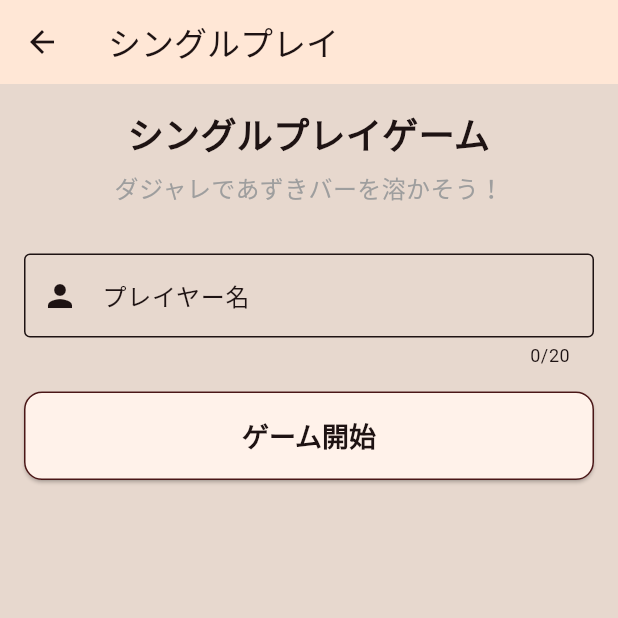
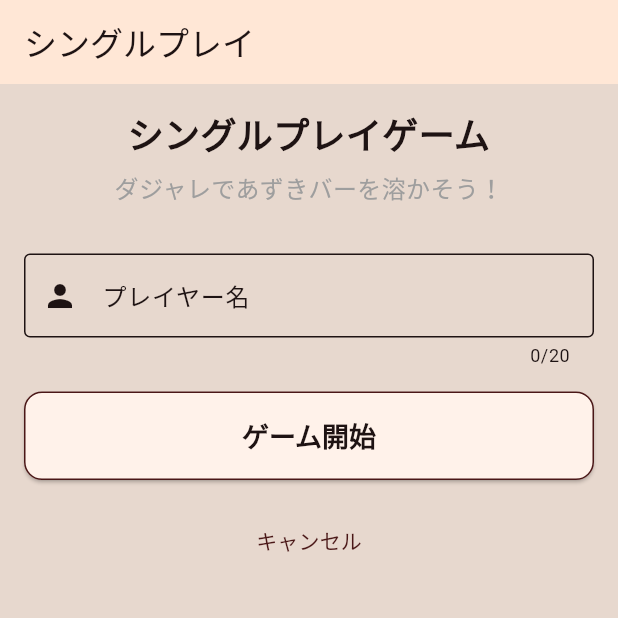
Before and after one commit to fukai0116/spajam-2025, a Flutter app: the ModeSelectionScreen screen opened by its route, after a tap on "あずきバー溶かしチャレンジ", on a phone screen of 412 x 824 dp, the top half of it. Run offline on Flutter 3.47's test engine with Material 3 defaults, Android fonts, the light colour scheme and no system bars; our stand-ins replace go_router, socket_io_client; Roboto replaces fonts that are missing (ui-sans-serif).

Commit message:
戻るボタンが機能するように修正

```diff
--- a/lib/app_router.dart
+++ b/lib/app_router.dart
@@ -5,6 +5,7 @@ import 'package:spajam2025/screens/mode_selection_screen.dart';
 import 'package:spajam2025/screens/matching_screen.dart';
 import 'package:spajam2025/screens/game_screen.dart';
 import 'package:spajam2025/screens/result_screen.dart';
+import 'package:spajam2025/screens/single_play_screen.dart';
 import 'package:spajam2025/pages/websocket_test_page.dart';
 
 final router = GoRouter(
@@ -13,14 +14,26 @@ final router = GoRouter(
     GoRoute(
       path: '/',
       builder: (context, state) => const StartScreen(),
-    ),
-    GoRoute(
-      path: '/mode',
-      builder: (context, state) => const ModeSelectionScreen(),
-    ),
-    GoRoute(
-      path: '/matching',
-      builder: (context, state) => const MatchingScreen(),
+      routes: [
+        GoRoute(
+          path: 'mode',
+          builder: (context, state) => const ModeSelectionScreen(),
+          routes: [
+            GoRoute(
+              path: 'single_play',
+              builder: (context, state) => const SinglePlayScreen(),
+            ),
+          ],
+        ),
+        GoRoute(
+          path: 'matching',
+          builder: (context, state) => const MatchingScreen(),
+        ),
+        GoRoute(
+          path: 'test',
+          builder: (context, state) => const WebSocketTestPage(),
+        ),
+      ],
     ),
     GoRoute(
       path: '/game',
@@ -30,9 +43,5 @@ final router = GoRouter(
       path: '/result',
       builder: (context, state) => const ResultScreen(),
     ),
-    GoRoute(
-      path: '/test',
-      builder: (context, state) => const WebSocketTestPage(),
-    ),
   ],
 );
--- a/lib/screens/mode_selection_screen.dart
+++ b/lib/screens/mode_selection_screen.dart
@@ -1,6 +1,5 @@
 import 'package:flutter/material.dart';
 import 'package:go_router/go_router.dart';
-import 'single_play_screen.dart';
 
 class ModeSelectionScreen extends StatelessWidget {
   const ModeSelectionScreen({super.key});
@@ -84,11 +83,7 @@ class ModeSelectionScreen extends StatelessWidget {
         padding: EdgeInsets.fromLTRB(16, 8, 16, 8 + MediaQuery.of(context).padding.bottom),
         child: ElevatedButton(
           onPressed: () {
-            Navigator.of(context).push(
-              MaterialPageRoute(
-                builder: (context) => const SinglePlayScreen(),
-              ),
-            );
+            context.push('/mode/single_play');
           },
           child: const Text('あずきバー溶かしチャレンジ'),
         ),
--- a/lib/screens/single_play_screen.dart
+++ b/lib/screens/single_play_screen.dart
@@ -1,5 +1,6 @@
 import 'package:flutter/material.dart';
 import 'package:flutter/services.dart';
+import 'package:go_router/go_router.dart';
 import '../services/single_game_service.dart';
 import 'dart:async';
 
@@ -195,6 +196,14 @@ class _SinglePlayScreenState extends State<SinglePlayScreen> {
             child: _isLoading
               ? const CircularProgressIndicator()
               : const Text('ゲーム開始', style: TextStyle(fontSize: 18)),
+          ),
+          const SizedBox(height: 16), // スペース
+          TextButton(
+            onPressed: () {
+              // ホーム画面に戻る
+              context.go('/'); // go_router を使う
+            },
+            child: const Text('キャンセル'),
           ),
         ],
       ),
@@ -498,10 +507,7 @@ class _SinglePlayScreenState extends State<SinglePlayScreen> {
     return Scaffold(
       appBar: AppBar(
         title: const Text('シングルプレイ'),
-        leading: IconButton(
-          icon: const Icon(Icons.arrow_back),
-          onPressed: () => Navigator.of(context).pop(),
-        ),
+        automaticallyImplyLeading: false,
       ),
       body: _gameStarted ? _buildGamePlay() : _buildGameSetup(),
     );
--- a/lib/screens/start_screen.dart
+++ b/lib/screens/start_screen.dart
@@ -107,21 +107,21 @@ class StartScreen extends StatelessWidget {
                           const SizedBox(height: 12),
                           ElevatedButton(
                             onPressed: () {
-                              context.go('/mode');
+                              context.push('/mode');
                             },
                             child: const Text('シングルプレイ'),
                           ),
                           const SizedBox(height: 10),
                           ElevatedButton(
                             onPressed: () {
-                              context.go('/matching');
+                              context.push('/matching');
                             },
                             child: const Text('マルチプレイ'),
                           ),
                           const SizedBox(height: 10),
                           ElevatedButton(
                             onPressed: () {
-                              context.go('/test');
+                              context.push('/test');
                             },
                             style: ElevatedButton.styleFrom(
                               backgroundColor: Colors.blue.shade100,
```
